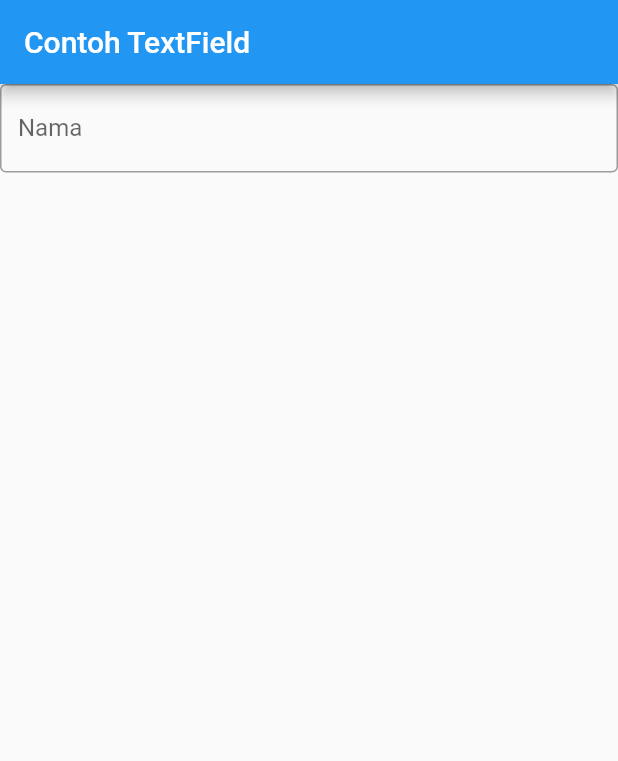
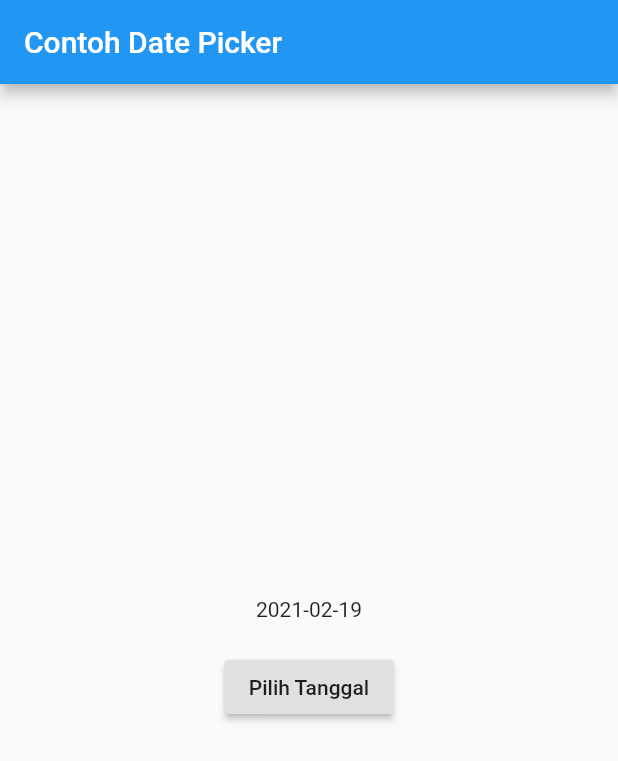
Before and after one commit to ririssilvia/Minggu2-flutter-widget-PemrogramanMobile, a Flutter app: the screen it shows after launch, on a phone screen of 412 x 824 dp. Shown: the top 761 px of the screen. Run offline on Flutter 3.47's test engine with Material 2 defaults, Android fonts, the phone set to English and light mode, and no system bars.

Commit message:
Widget Date and Time Pickers

```diff
--- a/lib/main.dart
+++ b/lib/main.dart
@@ -1,3 +1,4 @@
+import 'dart:async';
 import 'package:flutter/material.dart';
 
 void main() => runApp(MyApp());
@@ -6,14 +7,58 @@
   @override
   Widget build(BuildContext context) {
     return MaterialApp(
-      home: Scaffold(
-        appBar: AppBar(title: Text("Contoh TextField")),
-        body: TextField(
-          obscureText: false,
-          decoration: InputDecoration(
-            border: OutlineInputBorder(),
-            labelText: 'Nama',
-          ),
+      title: 'Contoh Date Picker',
+      home: MyHomePage(title: 'Contoh Date Picker'),
+    );
+  }
+}
+
+class MyHomePage extends StatefulWidget {
+  MyHomePage({Key key, this.title}) : super(key: key);
+  final String title;
+  @override
+  _MyHomePageState createState() => _MyHomePageState();
+}
+
+class _MyHomePageState extends State<MyHomePage> {
+// Variable/State untuk mengambil tanggal
+  DateTime selectedDate = DateTime.now();
+// Initial SelectDate FLutter
+  Future<Null> _selectDate(BuildContext context) async {
+// Initial DateTime FIinal Picked
+    final DateTime picked = await showDatePicker(
+        context: context,
+        initialDate: selectedDate,
+        firstDate: DateTime(2015, 8),
+        lastDate: DateTime(2101));
+    if (picked != null && picked != selectedDate)
+      setState(() {
+        selectedDate = picked;
+      });
+  }
+
+  @override
+  Widget build(BuildContext context) {
+    return Scaffold(
+      appBar: AppBar(
+        title: Text(widget.title),
+      ),
+      body: Center(
+        child: Column(
+          mainAxisSize: MainAxisSize.min,
+          children: <Widget>[
+            Text("${selectedDate.toLocal()}".split(' ')[0]),
+            SizedBox(
+              height: 20.0,
+            ),
+            RaisedButton(
+              onPressed: () => {
+                _selectDate(context),
+                print(selectedDate.day + selectedDate.month + selectedDate.year)
+              },
+              child: Text('Pilih Tanggal'),
+            ),
+          ],
         ),
       ),
     );
```
